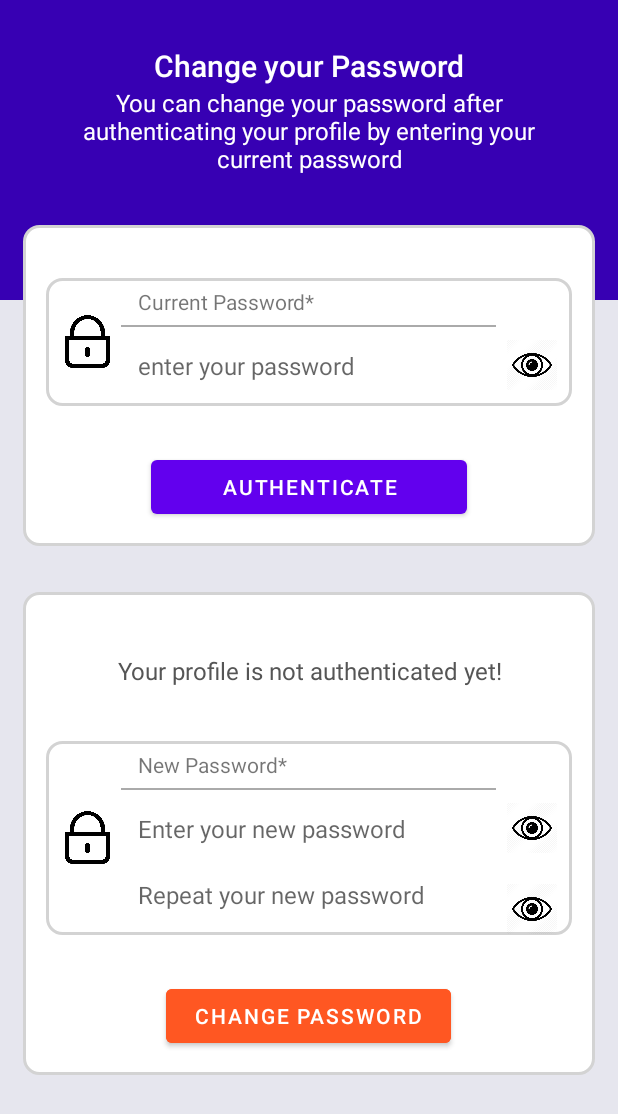
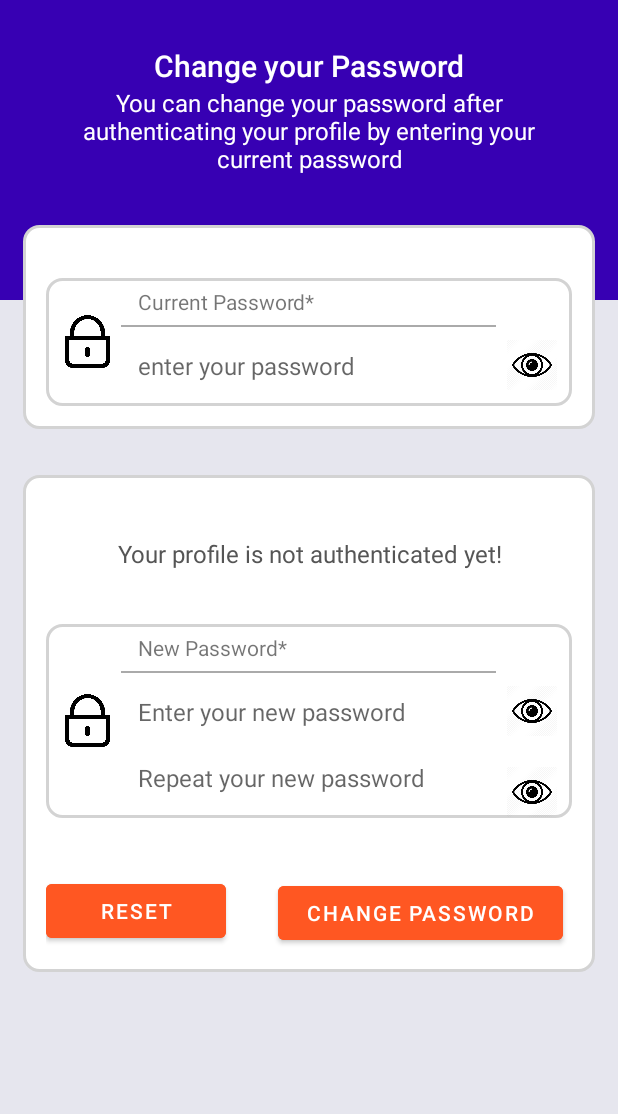
Before and after one commit to ProjectHK5-UTE/MobileEcommerce, an Android app: the UpdatePasswordActivity screen opened directly, with no data from a screen before it, on a phone screen of 412 x 824 dp. Shown: the top 1114 px of the screen. Run offline under Robolectric (Android 15) with nearby library versions, the phone set to English and light mode, and no system bars; network calls fail.

Commit message:
add change password

```diff
--- a/app/src/main/java/com/example/mobileecommerce/activity/UpdatePasswordActivity.java
+++ b/app/src/main/java/com/example/mobileecommerce/activity/UpdatePasswordActivity.java
@@ -3,16 +3,98 @@ package com.example.mobileecommerce.activity;
 import androidx.appcompat.app.AppCompatActivity;
 
 import android.os.Bundle;
+import android.view.View;
 import android.view.Window;
+import android.widget.Button;
+import android.widget.EditText;
+import android.widget.Toast;
 
 import com.example.mobileecommerce.R;
+import com.example.mobileecommerce.api.CustomerAPI;
+import com.example.mobileecommerce.model.UserModel;
+import com.example.mobileecommerce.retrofit.RetrofitClient;
+
+import retrofit2.Call;
+import retrofit2.Callback;
+import retrofit2.Response;
 
 public class UpdatePasswordActivity extends AppCompatActivity {
+    Button btnReset;
+    Button btnChangePassword;
+    EditText edtOldPassword;
+    EditText edtNewPassword;
+    EditText edtRepeatPassword;
+
+    CustomerAPI customerAPI = RetrofitClient.getRetrofit().create(CustomerAPI.class);
 
     @Override
     protected void onCreate(Bundle savedInstanceState) {
         super.onCreate(savedInstanceState);
         this.supportRequestWindowFeature(Window.FEATURE_NO_TITLE);
         setContentView(R.layout.activity_update_password);
+        mapView();
+
+        btnChangePassword.setOnClickListener(new View.OnClickListener() {
+            @Override
+            public void onClick(View view) {
+                String newPassword = edtNewPassword.getText().toString();
+                String repeatPassword = edtRepeatPassword.getText().toString();
+                String oldPassword = edtOldPassword.getText().toString();
+                if(newPassword.length() < 7) {
+                    System.out.println("New password must be longer than 7 characters");
+                    Toast.makeText(getApplicationContext(), "New password must be longer than 7 characters", Toast.LENGTH_SHORT).show();
+                    return;
+                }
+                if(!newPassword.matches(".*\\d.*")) {
+                    System.out.println("New password must have at least 1 digit");
+                    Toast.makeText(getApplicationContext(), "New password must have at least 1 digit", Toast.LENGTH_SHORT).show();
+                    return;
+                }
+                if(!newPassword.equals(repeatPassword)) {
+                    System.out.println("New password and repeat password do not match");
+                    Toast.makeText(getApplicationContext(), "New password and repeat password do not match", Toast.LENGTH_SHORT).show();
+                    return;
+                }
+
+                customerAPI.updatePassword("thangngoc", oldPassword, newPassword).enqueue(new Callback<UserModel>() {
+                    @Override
+                    public void onResponse(Call<UserModel> call, Response<UserModel> response) {
+                        if(response.isSuccessful()) {
+                            UserModel userNew = response.body();
+                            System.out.println(userNew);
+                            Toast.makeText(getApplicationContext(), "update password successfully", Toast.LENGTH_SHORT).show();
+                        }
+                        else {
+                            System.out.println("Password entered is incorrect");
+                            Toast.makeText(getApplicationContext(), "Password entered is incorrect", Toast.LENGTH_SHORT).show();
+                        }
+                    }
+
+                    @Override
+                    public void onFailure(Call<UserModel> call, Throwable t) {
+                        System.out.println(t.getMessage());
+                        System.out.println("Password entered is incorrect");
+                        Toast.makeText(getApplicationContext(), "Password entered is incorrect", Toast.LENGTH_SHORT).show();
+                    }
+                });
+            }
+        });
+
+        btnReset.setOnClickListener(new View.OnClickListener() {
+            @Override
+            public void onClick(View view) {
+                edtNewPassword.setText("");
+                edtOldPassword.setText("");
+                edtRepeatPassword.setText("");
+            }
+        });
+    }
+
+    private void mapView() {
+        btnReset = findViewById(R.id.btn_reset_password);
+        btnChangePassword = findViewById(R.id.btn_change_password);
+        edtOldPassword = findViewById(R.id.edt_old_password);
+        edtNewPassword = findViewById(R.id.edt_new_password);
+        edtRepeatPassword = findViewById(R.id.edt_repeat_password);
     }
 }
--- a/app/src/main/java/com/example/mobileecommerce/api/CustomerAPI.java
+++ b/app/src/main/java/com/example/mobileecommerce/api/CustomerAPI.java
@@ -1,6 +1,7 @@
 package com.example.mobileecommerce.api;
 
 import com.example.mobileecommerce.model.CustomerModel;
+import com.example.mobileecommerce.model.UserModel;
 import com.example.mobileecommerce.model.dto.ResponseObject;
 
 import okhttp3.MultipartBody;
@@ -13,6 +14,7 @@ import retrofit2.http.Multipart;
 import retrofit2.http.POST;
 import retrofit2.http.Part;
 import retrofit2.http.Path;
+import retrofit2.http.Query;
 
 public interface CustomerAPI {
     String prefixURL = "api/customer";
@@ -30,7 +32,7 @@ public interface CustomerAPI {
     @POST(prefixURL + "/change-avatar")
     Call<ResponseObject> updateAvatar(@Part("name") RequestBody username, @Part MultipartBody.Part avatar);
 
-//    @GET("api/user/change-password")
-//    Call<UserModel> updatePassword(@Query("username") String username, @Query("oldPassword") String oldPassword,
-//                                   @Query("newPassword") String newPassword);
+    @GET("api/user/change-password")
+    Call<UserModel> updatePassword(@Query("username") String username, @Query("oldPassword") String oldPassword,
+                                   @Query("newPassword") String newPassword);
 }
--- a/app/src/main/res/layout/activity_update_password.xml
+++ b/app/src/main/res/layout/activity_update_password.xml
@@ -92,7 +92,7 @@
                         android:background="@android:color/darker_gray" />
 
                     <EditText
-                        android:id="@+id/editText_change_pwd_current"
+                        android:id="@+id/edt_old_password"
                         android:layout_width="match_parent"
                         android:layout_height="wrap_content"
                         android:layout_below="@id/textView_change_pwd_current"
@@ -116,17 +116,6 @@
                         android:layout_marginEnd="10dp"
                         android:src="@drawable/ic_show_pwd"/>
                 </RelativeLayout>
-
-                <Button
-                    android:id="@+id/button_change_pwd_authenticate"
-                    android:layout_width="match_parent"
-                    android:layout_height="wrap_content"
-                    android:layout_below="@id/RL_curr_pwd"
-                    android:layout_marginLeft="70dp"
-                    android:layout_marginTop="30dp"
-                    android:layout_marginRight="70dp"
-                    android:text="Authenticate"
-                    android:textAlignment="center" />
 
                 <ProgressBar
                     android:id="@+id/progressBar"
@@ -191,7 +180,7 @@
                         android:background="@android:color/darker_gray" />
 
                     <EditText
-                        android:id="@+id/editText_change_pwd_new"
+                        android:id="@+id/edt_new_password"
                         android:layout_width="match_parent"
                         android:layout_height="wrap_content"
                         android:layout_below="@id/textView_change_pwd_new"
@@ -216,10 +205,10 @@
                         android:src="@drawable/ic_show_pwd" />
 
                     <EditText
-                        android:id="@+id/editText_change_pwd_new_"
+                        android:id="@+id/edt_repeat_password"
                         android:layout_width="match_parent"
                         android:layout_height="wrap_content"
-                        android:layout_below="@id/editText_change_pwd_new"
+                        android:layout_below="@id/edt_new_password"
                         android:layout_marginBottom="10dp"
                         android:layout_toEndOf="@id/imageViewNewPwd"
                         android:background="@android:color/transparent"
@@ -233,7 +222,7 @@
                         android:id="@+id/imageView_show_hide_new_pwd_"
                         android:layout_width="33dp"
                         android:layout_height="33dp"
-                        android:layout_below="@id/editText_change_pwd_new"
+                        android:layout_below="@id/edt_new_password"
                         android:layout_alignParentEnd="true"
                         android:layout_marginTop="10dp"
                         android:layout_marginEnd="10dp"
@@ -242,14 +231,24 @@
                 </RelativeLayout>
 
                 <Button
-                    android:id="@+id/button_change_pwd"
+                    android:id="@+id/btn_change_password"
                     android:layout_width="190dp"
                     android:layout_height="wrap_content"
                     android:layout_below="@id/RL_new_pwd"
-                    android:layout_centerHorizontal="true"
-                    android:layout_marginTop="30dp"
+                    android:layout_alignParentEnd="true"
+                    android:layout_marginTop="39dp"
+                    android:layout_marginEnd="6dp"
                     android:backgroundTint="@color/colorAccent"
                     android:text="Change Password" />
+
+                <Button
+                    android:id="@+id/btn_reset_password"
+                    android:layout_width="120dp"
+                    android:layout_height="wrap_content"
+                    android:layout_below="@id/RL_new_pwd"
+                    android:layout_marginTop="38dp"
+                    android:backgroundTint="@color/colorAccent"
+                    android:text="Reset" />
 
             </RelativeLayout>
 
```
